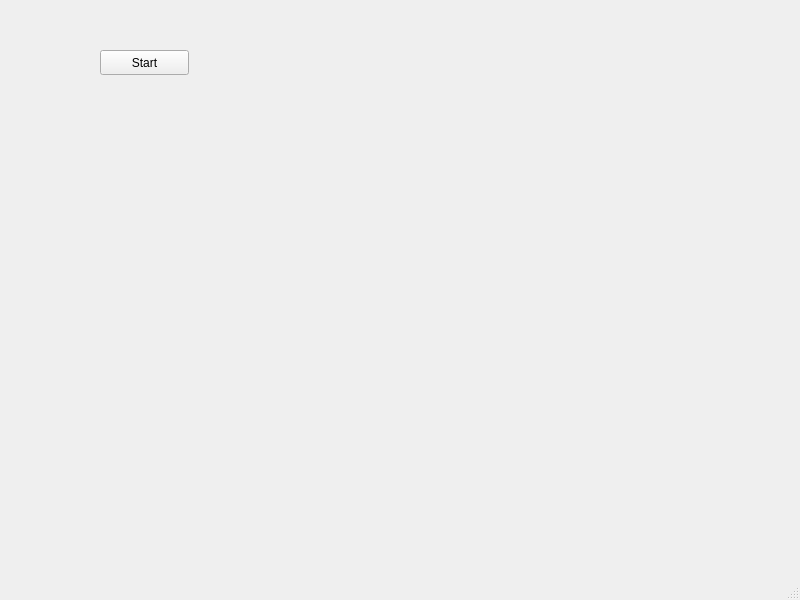
This is view/main_window.ui in PFTL/hamburg_2020_03 as Qt 5 draws it before an edit. The edited form follows.
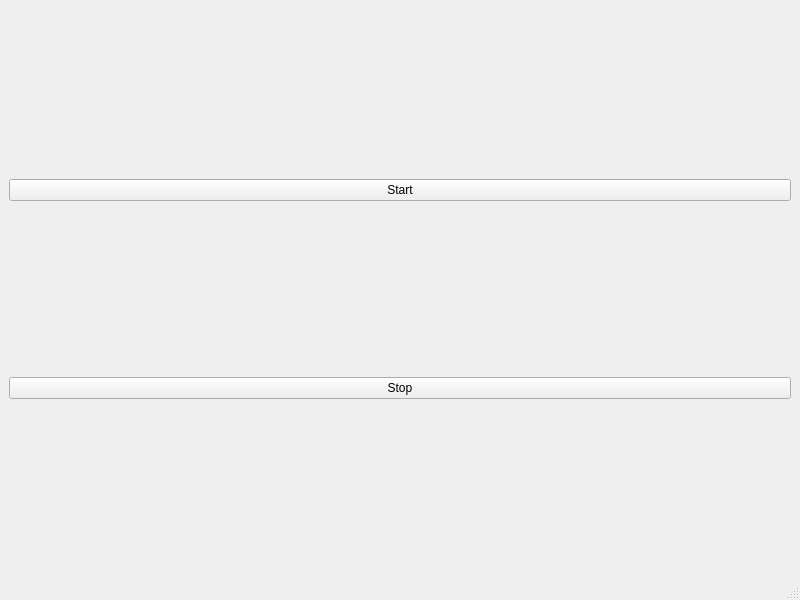
This is the edited form.

```diff
--- a/view/main_window.ui
+++ b/view/main_window.ui
@@ -14,19 +14,22 @@
    <string>MainWindow</string>
   </property>
   <widget class="QWidget" name="centralwidget">
+   <layout class="QVBoxLayout" name="verticalLayout">
+    <item>
    <widget class="QPushButton" name="start_button">
-    <property name="geometry">
-     <rect>
-      <x>100</x>
-      <y>50</y>
-      <width>89</width>
-      <height>25</height>
-     </rect>
-    </property>
     <property name="text">
      <string>Start</string>
     </property>
    </widget>
+    </item>
+    <item>
+     <widget class="QPushButton" name="stop_button">
+      <property name="text">
+       <string>Stop</string>
+      </property>
+     </widget>
+    </item>
+   </layout>
   </widget>
   <widget class="QMenuBar" name="menubar">
    <property name="geometry">
```
Lines whose indentation alone changed are shown as unchanged.
